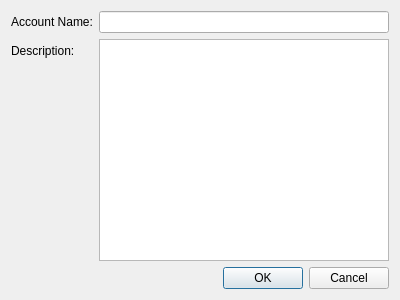
This is src/dbscqt/dbscqt_openaccountdialog.ui in tjdwill/dbs as Qt 5 draws it before an edit. The edited form follows.
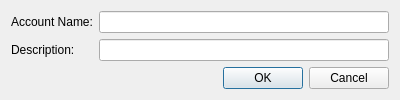
This is the edited form.

Commit message: Change description editor to be line-based.

What changed in the file:
```diff
--- a/src/dbscqt/dbscqt_openaccountdialog.ui
+++ b/src/dbscqt/dbscqt_openaccountdialog.ui
@@ -7,7 +7,7 @@
     <x>0</x>
     <y>0</y>
     <width>400</width>
-    <height>300</height>
+    <height>97</height>
    </rect>
   </property>
   <property name="windowTitle">
@@ -31,9 +31,6 @@
      </property>
     </widget>
    </item>
-   <item row="1" column="1">
-    <widget class="QTextEdit" name="mDescriptionEdit"/>
-   </item>
    <item row="2" column="0" colspan="2">
     <widget class="QDialogButtonBox" name="mButtonBox">
      <property name="orientation">
@@ -44,6 +41,9 @@
      </property>
     </widget>
    </item>
+   <item row="1" column="1">
+    <widget class="QLineEdit" name="mDescriptionEdit"/>
+   </item>
   </layout>
  </widget>
  <resources/>
```
The commit also changes 1 other file.
